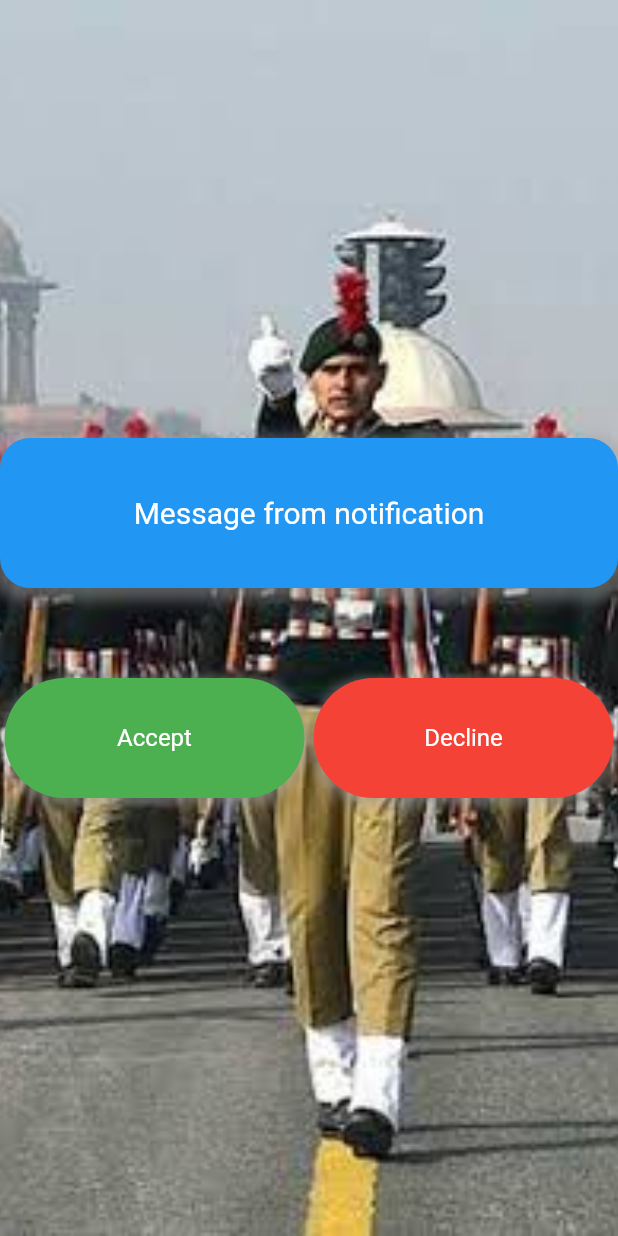
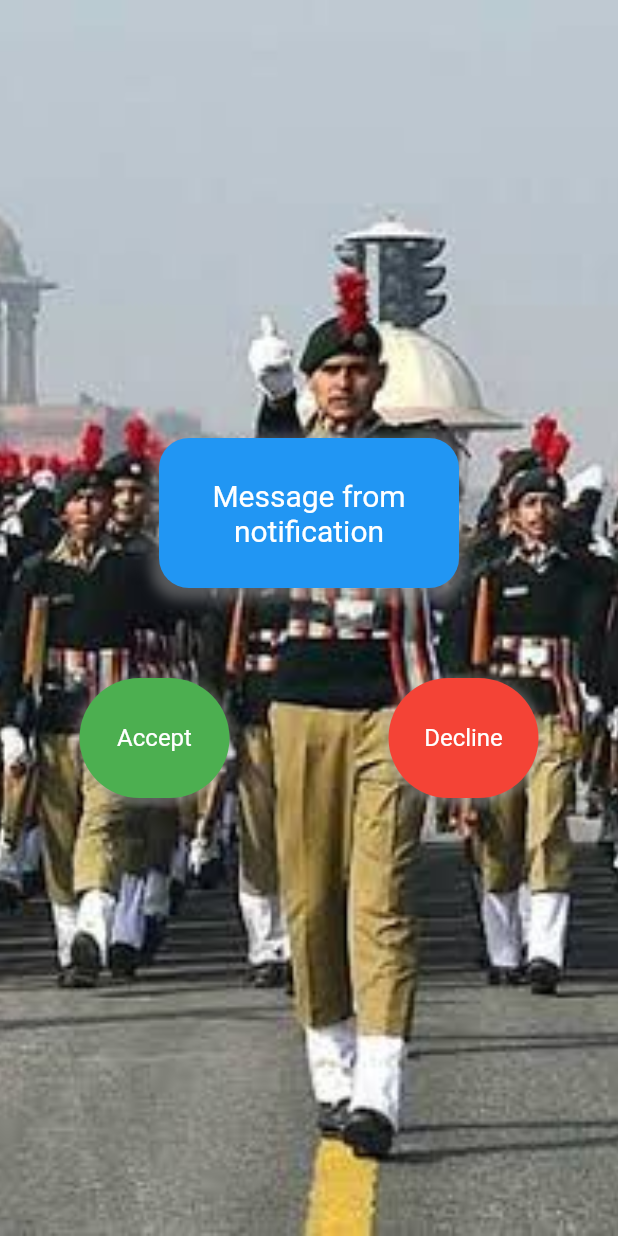
Before and after one commit to WebOps-and-Blockchain-Club/udaan-app-client, a Flutter app: the AcceptDecline screen opened directly, on a phone screen of 412 x 824 dp. Run offline on Flutter 3.47's test engine with Material 2 defaults, Android fonts, the phone set to English and light mode, and no system bars; our stand-ins replace carousel_slider, dio, firebase_core, firebase_messaging, flutter_dotenv, flutter_otp_text_field and 6 more; missing offline and left inert: flutter_mapbox_navigation, flutter_polyline_points, mapbox_gl; accounts and stored records are empty.

Commit message:
Commited with error

```diff
--- a/lib/main.dart
+++ b/lib/main.dart
@@ -96,7 +96,7 @@ class MyApp extends StatelessWidget {
         // MyRoutes.otpRoute: (context) => OTPScreen(email: ,),
         MyRoutes.profileRoute: (context) => const Profile(),
         MyRoutes.previewride: (context) => const PrepareRide(),
-        // MyRoutes.accdecRoutes: (context) => AcceptDecline(),
+        MyRoutes.accdecRoutes: (context) => AcceptDecline(),
         // MyRoutes.MessageRoute: (context) => MessagePage(),
         MyRoutes.mapRoute: (context) => OrderTrackingPage(),
       },
--- a/lib/oldpages/accept_decline.dart
+++ b/lib/oldpages/accept_decline.dart
@@ -61,7 +61,7 @@ class _AcceptDeclineState extends State<AcceptDecline> {
             children: [
               // Central Box
               Container(
-                width: 500,
+                width: 200,
                 height: 100,
                 decoration: BoxDecoration(
                   color: Colors.blue,
@@ -98,7 +98,7 @@ class _AcceptDeclineState extends State<AcceptDecline> {
                       print('Accept Request');
                     },
                     child: Container(
-                      width: 200,
+                      width: 100,
                       height: 80,
                       decoration: BoxDecoration(
                         color: Colors.green,
@@ -129,7 +129,7 @@ class _AcceptDeclineState extends State<AcceptDecline> {
                       print('Decline Request');
                     },
                     child: Container(
-                      width: 200,
+                      width: 100,
                       height: 80,
                       decoration: BoxDecoration(
                         color: Colors.red,
--- a/lib/oldpages/event_box.dart
+++ b/lib/oldpages/event_box.dart
@@ -82,7 +82,7 @@ class EventCard extends StatelessWidget {
     Key? key,
     required this.imageAsset,
     required this.title,
-    required this.onTap,
+    required this.onTap, required String imagePath, required String eventName,
   }) : super(key: key);
 
   @override
--- a/lib/oldpages/nav_bar.dart
+++ b/lib/oldpages/nav_bar.dart
@@ -53,6 +53,7 @@ class NavBar extends StatelessWidget {
                   pageIndex == 2,
                   onTap: () {
                     // Navigator.pushNamed(context, MyRoutes.homeRoutes);
+                    Navigator.pushNamed(context, MyRoutes.accdecRoutes);
                   },
                 ),
                 navItem(
--- a/lib/utils/MyRoutes.dart
+++ b/lib/utils/MyRoutes.dart
@@ -1,5 +1,5 @@
 class MyRoutes {
-  // static String accdecRoutes = "/";
+  static String accdecRoutes = "/accdec";
   static String signinRoutes = "/sigin";
   static String signupRoutes = "/signup";
   static String eventsRoutes = "/event";
--- a/pubspec.yaml
+++ b/pubspec.yaml
@@ -60,6 +60,7 @@ dependencies:
   bcrypt: ^1.1.3
   flutter_polyline_points: ^2.0.0
   google_maps_flutter: ^2.5.3
+  flutter_carousel_slider: ^1.1.0
 
 # dependency_overrides:
 #   com.mapbox.common:common: '23.3.2'
```
Also changed, not shown: lib/googleMaps/navigation.dart (+18 -2 lines), lib/oldpages/homepage.dart (line endings or trailing spaces), pubspec.lock.
